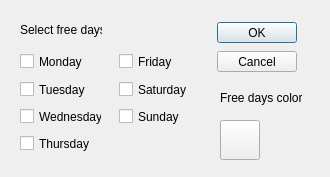
Before: the Qt Designer form Teeam/freedaysdialog.ui in lorenzo-arena/Teeam, drawn with Qt 5.
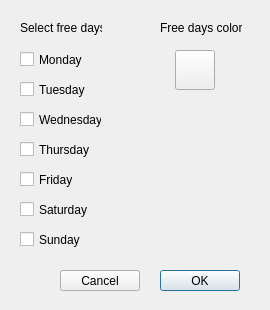
After: the same form once the commit is applied.

What changed in the file:
```diff
--- a/Teeam/freedaysdialog.ui
+++ b/Teeam/freedaysdialog.ui
@@ -6,8 +6,8 @@
    <rect>
     <x>0</x>
     <y>0</y>
-    <width>330</width>
-    <height>177</height>
+    <width>270</width>
+    <height>310</height>
    </rect>
   </property>
   <property name="windowTitle">
@@ -20,7 +20,7 @@
    <property name="geometry">
     <rect>
      <x>20</x>
-     <y>52</y>
+     <y>50</y>
      <width>63</width>
      <height>19</height>
     </rect>
@@ -45,8 +45,8 @@
   <widget class="QCheckBox" name="checkBox_sun">
    <property name="geometry">
     <rect>
-     <x>119</x>
-     <y>107</y>
+     <x>20</x>
+     <y>230</y>
      <width>61</width>
      <height>19</height>
     </rect>
@@ -58,8 +58,8 @@
   <widget class="QCheckBox" name="checkBox_sat">
    <property name="geometry">
     <rect>
-     <x>119</x>
-     <y>80</y>
+     <x>20</x>
+     <y>200</y>
      <width>69</width>
      <height>19</height>
     </rect>
@@ -72,7 +72,7 @@
    <property name="geometry">
     <rect>
      <x>20</x>
-     <y>107</y>
+     <y>110</y>
      <width>82</width>
      <height>19</height>
     </rect>
@@ -84,8 +84,8 @@
   <widget class="QCheckBox" name="checkBox_fri">
    <property name="geometry">
     <rect>
-     <x>119</x>
-     <y>52</y>
+     <x>20</x>
+     <y>170</y>
      <width>55</width>
      <height>19</height>
     </rect>
@@ -97,8 +97,8 @@
   <widget class="QPushButton" name="buttonOK">
    <property name="geometry">
     <rect>
-     <x>217</x>
-     <y>22</y>
+     <x>160</x>
+     <y>270</y>
      <width>80</width>
      <height>21</height>
     </rect>
@@ -110,8 +110,8 @@
   <widget class="QPushButton" name="buttonCancel">
    <property name="geometry">
     <rect>
-     <x>217</x>
-     <y>51</y>
+     <x>60</x>
+     <y>270</y>
      <width>80</width>
      <height>21</height>
     </rect>
@@ -124,7 +124,7 @@
    <property name="geometry">
     <rect>
      <x>20</x>
-     <y>22</y>
+     <y>20</y>
      <width>82</width>
      <height>16</height>
     </rect>
@@ -137,7 +137,7 @@
    <property name="geometry">
     <rect>
      <x>20</x>
-     <y>134</y>
+     <y>140</y>
      <width>70</width>
      <height>19</height>
     </rect>
@@ -149,8 +149,8 @@
   <widget class="QPushButton" name="ButtonColor">
    <property name="geometry">
     <rect>
-     <x>220</x>
-     <y>120</y>
+     <x>175</x>
+     <y>50</y>
      <width>40</width>
      <height>40</height>
     </rect>
@@ -168,8 +168,8 @@
   <widget class="QLabel" name="label_2">
    <property name="geometry">
     <rect>
-     <x>220</x>
-     <y>90</y>
+     <x>160</x>
+     <y>20</y>
      <width>82</width>
      <height>16</height>
     </rect>
```
